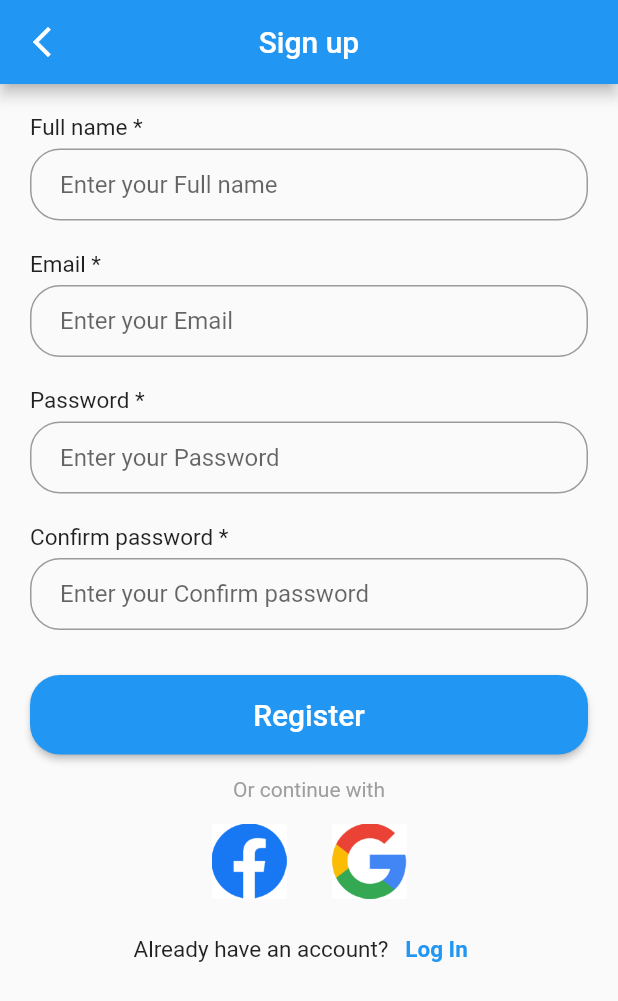
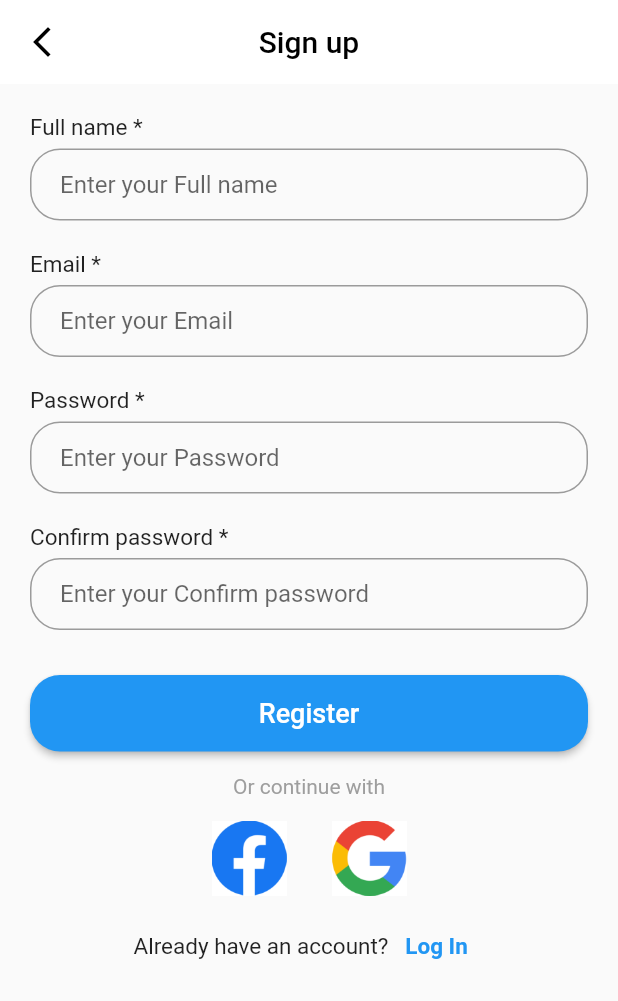
Before and after one commit to sonicduc123/1-on-1-learning, a Flutter app: the Register screen opened directly, on a phone screen of 412 x 824 dp. Shown: the top 1001 px of the screen. Run offline on Flutter 3.47's test engine with Material 2 defaults, Android fonts, the phone set to English and light mode, and no system bars.

Commit message:
refactor code

```diff
--- a/lib/Authentication/register.dart
+++ b/lib/Authentication/register.dart
@@ -1,5 +1,6 @@
 import 'package:flutter/material.dart';
-import 'package:let_tutor/Ultility/function.dart';
+import 'package:let_tutor/Function/button_expanded.dart';
+import 'package:let_tutor/Function/space.dart';
 
 class Register extends StatelessWidget {
   const Register({Key? key}) : super(key: key);
@@ -32,6 +33,8 @@ class Register extends StatelessWidget {
       );
     }
 
+    Widget registerButton = createButtonExpanded('Register');
+
     Widget registerForm = Form(
       child: Column(
         children: [
@@ -40,27 +43,7 @@ class Register extends StatelessWidget {
           input('Password', true),
           input('Confirm password', true),
           space(30),
-          Row(
-            children: [
-              Expanded(
-                child: ElevatedButton(
-                  onPressed: () {},
-                  child: const Text(
-                    'Register',
-                    style: TextStyle(
-                      fontSize: 20,
-                    ),
-                  ),
-                  style: ElevatedButton.styleFrom(
-                    shape: RoundedRectangleBorder(
-                      borderRadius: BorderRadius.circular(20),
-                    ),
-                    padding: const EdgeInsets.only(top: 15, bottom: 15),
-                  ),
-                ),
-              ),
-            ],
-          ),
+          registerButton,
         ],
       ),
     );
@@ -112,9 +95,17 @@ class Register extends StatelessWidget {
 
     return Scaffold(
       appBar: AppBar(
-        title: const Text('Sign up'),
+        leading: const Icon(
+          Icons.arrow_back_ios_new,
+          color: Colors.black,
+        ),
+        title: const Text(
+          'Sign up',
+          style: TextStyle(color: Colors.black),
+        ),
         centerTitle: true,
-        leading: const Icon(Icons.arrow_back_ios_new),
+        elevation: 0,
+        backgroundColor: Colors.white,
       ),
       body: Container(
         padding: const EdgeInsets.only(left: 20, right: 20),
--- /dev/null
+++ b/lib/Function/button_expanded.dart
@@ -0,0 +1,23 @@
+import 'package:flutter/material.dart';
+
+Widget createButtonExpanded(String name) => Row(
+      children: [
+        Expanded(
+          child: ElevatedButton(
+            onPressed: () {},
+            child: Text(
+              name,
+              style: const TextStyle(
+                fontSize: 18,
+              ),
+            ),
+            style: ElevatedButton.styleFrom(
+              shape: RoundedRectangleBorder(
+                borderRadius: BorderRadius.circular(20),
+              ),
+              padding: const EdgeInsets.only(top: 15, bottom: 15),
+            ),
+          ),
+        ),
+      ],
+    );
--- a/lib/main.dart
+++ b/lib/main.dart
@@ -1,7 +1,7 @@
 import 'package:flutter/material.dart';
-import 'AccountManagement/setting.dart';
+import 'AccountManagement/setting/setting.dart';
 import 'Authentication/forgot_password.dart';
-import 'Authentication/login.dart';
+import 'Authentication/login/login.dart';
 import 'Authentication/register.dart';
 
 void main() {
```
Also changed, not shown: lib/AccountManagement/setting.dart (deleted, +0 -135 lines), lib/AccountManagement/setting/list_item.dart (added, +25 -0 lines), lib/AccountManagement/setting/setting.dart (added, +95 -0 lines), lib/Authentication/forgot_password.dart (+17 -35 lines), lib/Authentication/login/input.dart (added, +14 -0 lines), lib/Authentication/login/login.dart (renamed from lib/Authentication/login.dart, +18 -44 lines), lib/Authentication/tempCodeRunnerFile.dart (deleted, +0 -12 lines), lib/Function/input_with_icon.dart (added, +20 -0 lines), lib/Function/space.dart (line endings or trailing spaces), 1 other file.
